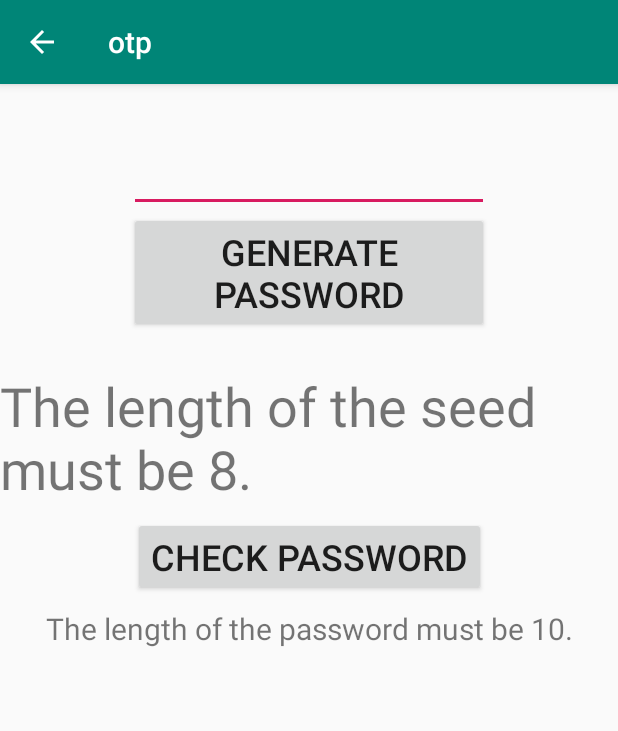
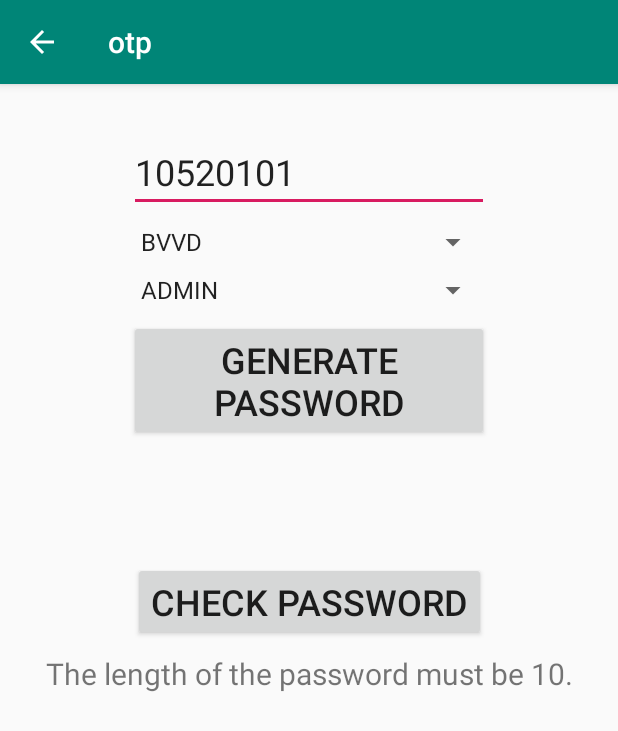
Before and after one commit to cbexpert23-create/otp-generator-notion, an Android app: the screen it shows after launch (MainActivity), after a tap on "CHECK PASSWORD", on a phone screen of 412 x 824 dp. Shown: the top 731 px of the screen. Run offline under Robolectric (Android 15) with nearby library versions, the phone set to English and light mode, and no system bars; 1 statement that could not run was skipped; 1 other tap on this screen came first.

Commit message:
spinner 추가. 장비 타입과 권한을 선택할 수 있도록 수정.

```diff
--- a/app/src/main/java/com/mirusystems/sample/MainActivity.java
+++ b/app/src/main/java/com/mirusystems/sample/MainActivity.java
@@ -8,6 +8,7 @@ import android.view.MenuItem;
 import android.view.View;
 import android.view.inputmethod.InputMethodManager;
 import android.widget.EditText;
+import android.widget.Spinner;
 import android.widget.TextView;
 
 import androidx.appcompat.app.ActionBar;
@@ -22,6 +23,8 @@ public class MainActivity extends AppCompatActivity {
     private EditText seedEdit;
     private TextView passwordText;
     private TextView passwordCheckResultText;
+    private Spinner devicesSpinner;
+    private Spinner permissionsSpinner;
 
     private OneTimePassword oneTimePassword;
 
@@ -33,6 +36,8 @@ public class MainActivity extends AppCompatActivity {
         seedEdit = findViewById(R.id.edit_seed);
         passwordText = findViewById(R.id.text_password);
         passwordCheckResultText = findViewById(R.id.text_password_check_result);
+        devicesSpinner = findViewById(R.id.spinner_devices);
+        permissionsSpinner = findViewById(R.id.spinner_permissions);
 
         Context context = getApplicationContext();
         oneTimePassword = new OneTimePassword(context);
@@ -60,8 +65,10 @@ public class MainActivity extends AppCompatActivity {
         switch (id) {
             case R.id.button_generate_password: {
                 String seed = seedEdit.getText().toString();
+                int deviceId = getDeviceId();
+                int permission = getPermission();
                 try {
-                    String password = oneTimePassword.generatePassword(seed, 3, 0);
+                    String password = oneTimePassword.generatePassword(seed, deviceId, permission);
                     passwordText.setText(password);
                 } catch (OneTimePasswordException e) {
                     e.printStackTrace();
@@ -72,8 +79,10 @@ public class MainActivity extends AppCompatActivity {
             case R.id.button_check_password: {
                 String password = passwordText.getText().toString();
                 String seed = seedEdit.getText().toString();
+                int deviceId = getDeviceId();
+                int permission = getPermission();
                 try {
-                    boolean success = oneTimePassword.checkPassword(password, seed, 3, 0);
+                    boolean success = oneTimePassword.checkPassword(password, seed, deviceId, permission);
                     Log.v(TAG, "onClick: button_check_password: success = " + success);
                     if (success) {
                         passwordCheckResultText.setText("success");
@@ -93,6 +102,19 @@ public class MainActivity extends AppCompatActivity {
         }
     }
 
+    private int getDeviceId() {
+        int deviceId = devicesSpinner.getSelectedItemPosition() + 1;
+        return deviceId;
+    }
+
+    private int getPermission() {
+        int permission = permissionsSpinner.getSelectedItemPosition();
+        if (permission != OneTimePassword.ADMIN) {
+            permission = OneTimePassword.SUPER_ADMIN;
+        }
+        return permission;
+    }
+
     public static void hideKeyboard(Activity activity) {
         InputMethodManager imm = (InputMethodManager) activity.getSystemService(Activity.INPUT_METHOD_SERVICE);
         View view = activity.getCurrentFocus();
--- a/app/src/main/res/layout/activity_main.xml
+++ b/app/src/main/res/layout/activity_main.xml
@@ -13,23 +13,45 @@
         android:layout_width="240dp"
         android:layout_height="wrap_content"
         android:layout_marginTop="32dp"
-        android:ems="10"
+        android:ems="10" android:text="10520101"
         android:inputType="number"
         android:textSize="24sp"
         app:layout_constraintEnd_toEndOf="parent"
         app:layout_constraintStart_toStartOf="parent"
         app:layout_constraintTop_toTopOf="parent" />
 
+    <Spinner
+        android:id="@+id/spinner_devices"
+        android:layout_width="0dp"
+        android:layout_height="wrap_content"
+        android:layout_marginTop="8dp"
+        android:entries="@array/devices"
+        app:layout_constraintEnd_toEndOf="@+id/edit_seed"
+        app:layout_constraintStart_toStartOf="@+id/edit_seed"
+        app:layout_constraintTop_toBottomOf="@+id/edit_seed" />
+
+    <Spinner
+        android:id="@+id/spinner_permissions"
+        android:layout_width="0dp"
+        android:layout_height="wrap_content"
+        android:layout_marginTop="8dp"
+        android:entries="@array/permissions"
+        app:layout_constraintEnd_toEndOf="@+id/spinner_devices"
+        app:layout_constraintStart_toStartOf="@+id/spinner_devices"
+        app:layout_constraintTop_toBottomOf="@+id/spinner_devices" />
+
     <Button
         android:id="@+id/button_generate_password"
         android:layout_width="0dp"
         android:layout_height="wrap_content"
+        android:layout_marginTop="8dp"
         android:onClick="onClick"
         android:text="generate password"
         android:textSize="24sp"
         app:layout_constraintEnd_toEndOf="@+id/edit_seed"
+        app:layout_constraintHorizontal_bias="1.0"
         app:layout_constraintStart_toStartOf="@+id/edit_seed"
-        app:layout_constraintTop_toBottomOf="@+id/edit_seed" />
+        app:layout_constraintTop_toBottomOf="@+id/spinner_permissions" />
 
     <TextView
         android:id="@+id/text_password"
@@ -63,4 +85,5 @@
         app:layout_constraintStart_toStartOf="parent"
         app:layout_constraintTop_toBottomOf="@+id/button_check_password" />
 
+
 </androidx.constraintlayout.widget.ConstraintLayout>
--- a/app/src/main/res/values/strings.xml
+++ b/app/src/main/res/values/strings.xml
@@ -1,3 +1,12 @@
 <resources>
     <string name="app_name">otp</string>
+    <string-array name="devices">
+        <item>BVVD</item>
+        <item>PCOS</item>
+        <item>RTS</item>
+    </string-array>
+    <string-array name="permissions">
+        <item>ADMIN</item>
+        <item>SUPER ADMIN</item>
+    </string-array>
 </resources>
--- a/miruotp/src/main/java/com/mirusystems/otp/OneTimePassword.java
+++ b/miruotp/src/main/java/com/mirusystems/otp/OneTimePassword.java
@@ -4,6 +4,8 @@ import android.content.Context;
 import android.content.SharedPreferences;
 
 public class OneTimePassword {
+    private static final String TAG = "OneTimePassword";
+
     public static final int SUCCESS = 0;
     public static final int ERR_CHECKSUM = -1;
     public static final int ERR_SEED = -2;
@@ -13,6 +15,9 @@ public class OneTimePassword {
     public static final int BVVD = 1;
     public static final int PCOS = 2;
     public static final int RTS = 3;
+
+    public static final int ADMIN = 0;
+    public static final int SUPER_ADMIN = 5;
 
     private Context context;
     private SharedPreferences preferences;
```
